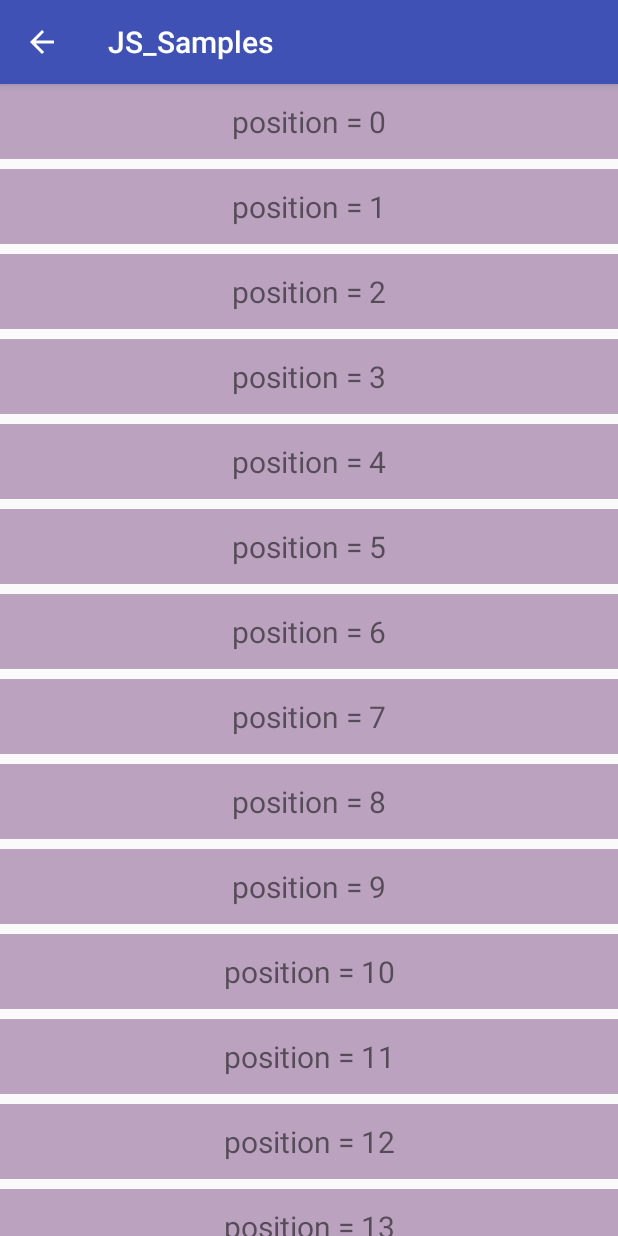
After one commit to Jorelanbo/samples, an Android app: the DraggableRecyclerviewActivity screen opened directly, with no data from a screen before it, on a phone screen of 412 x 824 dp. The commit adds this screen. Run offline under Robolectric (Android 15) with nearby library versions, the phone set to English and light mode, and no system bars.

Commit message:
添加可拖拽的recyclerview的使用

```diff
--- a/app/build.gradle
+++ b/app/build.gradle
@@ -61,4 +61,5 @@ dependencies {
     implementation files('libs/BaiduLBS_Android.jar')
     implementation 'com.esri.arcgisruntime:arcgis-android:100.5.0'
     implementation 'org.greenrobot:greendao:3.2.2' // add library :use greendao 3
+    implementation 'com.android.support:recyclerview-v7:28.0.0'
 }
--- a/app/src/main/AndroidManifest.xml
+++ b/app/src/main/AndroidManifest.xml
@@ -103,6 +103,8 @@
             android:parentActivityName=".ServiceTestActivity"/>
         <activity android:name=".BindingServiceActivity"
             android:parentActivityName=".ServiceTestActivity"/>
+        <activity android:name=".DraggableRecyclerviewActivity"
+            android:parentActivityName=".GuideActivity" />
 
         <service
             android:name="com.baidu.location.f"
--- /dev/null
+++ b/app/src/main/java/com/js/sample/DraggableRecyclerviewActivity.java
@@ -0,0 +1,68 @@
+package com.js.sample;
+
+import android.graphics.Color;
+import android.graphics.Rect;
+import android.os.Bundle;
+import android.support.annotation.NonNull;
+import android.support.annotation.Nullable;
+import android.support.v7.app.AppCompatActivity;
+import android.support.v7.widget.LinearLayoutManager;
+import android.support.v7.widget.RecyclerView;
+import android.support.v7.widget.helper.ItemTouchHelper;
+import android.view.View;
+
+import com.js.sample.adapter.DraggableRecyclerViewAdapter;
+import com.js.sample.bean.ItemBean;
+import com.js.sample.callback.CustomItemTouchCallback;
+import com.js.sample.utils.ColorUtils;
+
+import java.util.ArrayList;
+import java.util.List;
+
+
+// Created by JS on 2019/11/19.
+
+public class DraggableRecyclerviewActivity extends AppCompatActivity {
+
+    private final LinearLayoutManager mLinearLayoutManager = new LinearLayoutManager(this, RecyclerView.VERTICAL, false);
+
+    @Override
+    protected void onCreate(@Nullable Bundle savedInstanceState) {
+        super.onCreate(savedInstanceState);
+        setContentView(R.layout.activity_draggable_recyclerview);
+        RecyclerView recyclerView = findViewById(R.id.recyclerView);
+        List<ItemBean> itemBeans = generateDataList(50);
+        DraggableRecyclerViewAdapter adapter = new DraggableRecyclerViewAdapter(this, itemBeans);
+        recyclerView.setAdapter(adapter);
+        recyclerView.setLayoutManager(mLinearLayoutManager);
+        recyclerView.addItemDecoration(mItemDecoration);
+        ItemTouchHelper itemTouchHelper = new ItemTouchHelper(new CustomItemTouchCallback(adapter));
+        itemTouchHelper.attachToRecyclerView(recyclerView);
+    }
+
+    private List<ItemBean> generateDataList(int count) {
+        List<ItemBean> dataList = new ArrayList<>();
+        for (int i = 0; i < count; i ++) {
+            ItemBean bean = new ItemBean();
+            bean.setString("position = " + i);
+            bean.setColor(Color.parseColor(ColorUtils.generateRandomColor()));
+            dataList.add(bean);
+        }
+        return dataList;
+    }
+
+    private RecyclerView.ItemDecoration mItemDecoration = new RecyclerView.ItemDecoration() {
+
+        private static final int DEFAULT_OFFSET = 10;
+
+        @Override
+        public void getItemOffsets(@NonNull Rect outRect, @NonNull View view, @NonNull RecyclerView parent, @NonNull RecyclerView.State state) {
+            int adapterPosition = parent.getChildViewHolder(view).getAdapterPosition();
+            if (adapterPosition == parent.getAdapter().getItemCount() - 1) {
+                outRect.set(0, 0, 0, 0);
+            } else {
+                outRect.set(0, 0, 0, DEFAULT_OFFSET);
+            }
+        }
+    };
+}
--- a/app/src/main/java/com/js/sample/GuideActivity.java
+++ b/app/src/main/java/com/js/sample/GuideActivity.java
@@ -149,4 +149,13 @@ public class GuideActivity extends AppCompatActivity {
         Intent intent = new Intent(this, ServiceTestActivity.class);
         startActivity(intent);
     }
+
+    /**
+     * 可拖拽的recyclerview
+     * @param view view
+     */
+    public void clickDraggableRecyclerView(View view) {
+        Intent intent = new Intent(this, DraggableRecyclerviewActivity.class);
+        startActivity(intent);
+    }
 }
--- /dev/null
+++ b/app/src/main/java/com/js/sample/adapter/DraggableRecyclerViewAdapter.java
@@ -0,0 +1,81 @@
+package com.js.sample.adapter;
+
+import android.content.Context;
+import android.support.annotation.NonNull;
+import android.support.v7.widget.RecyclerView;
+import android.view.LayoutInflater;
+import android.view.View;
+import android.view.ViewGroup;
+import android.widget.TextView;
+import android.widget.Toast;
+
+import com.js.sample.R;
+import com.js.sample.bean.ItemBean;
+import com.js.sample.interfaces.ItemTouchStatus;
+
+import java.util.Collections;
+import java.util.List;
+
+
+// Created by JS on 2019/11/19.
+
+public class DraggableRecyclerViewAdapter extends RecyclerView.Adapter<DraggableRecyclerViewAdapter.RecyclerViewHolder> implements ItemTouchStatus {
+
+    private static final String TAG = "DraggableRecyclerViewAdapter";
+
+    private Context mContext;
+    private List<ItemBean> mDataList;
+
+    public DraggableRecyclerViewAdapter(Context context,List<ItemBean> dataList) {
+        mContext = context;
+        mDataList = dataList;
+    }
+
+
+    @NonNull
+    @Override
+    public DraggableRecyclerViewAdapter.RecyclerViewHolder onCreateViewHolder(@NonNull ViewGroup parent, int viewType) {
+        View view = LayoutInflater.from(mContext).inflate(R.layout.item_draggable_recyclerview, parent, false);
+        return new RecyclerViewHolder(view);
+    }
+
+    @Override
+    public void onBindViewHolder(@NonNull DraggableRecyclerViewAdapter.RecyclerViewHolder holder, int position) {
+        holder.mTextView.setText(mDataList.get(position).getString());
+        holder.itemView.setBackgroundColor(mDataList.get(position).getColor());
+        holder.itemView.setOnClickListener(new View.OnClickListener() {
+            @Override
+            public void onClick(View v) {
+                Toast.makeText(mContext, "点击位置：" + holder.getAdapterPosition(), Toast.LENGTH_SHORT).show();
+            }
+        });
+    }
+
+    @Override
+    public int getItemCount() {
+        return mDataList.size();
+    }
+
+    @Override
+    public boolean onItemMove(int fromPosition, int toPosition) {
+        Collections.swap(mDataList, fromPosition, toPosition);
+        notifyItemMoved(fromPosition, toPosition);
+        return true;
+    }
+
+    @Override
+    public void onItemRemove(int position) {
+        mDataList.remove(position);
+        notifyItemRemoved(position);
+    }
+
+    class RecyclerViewHolder extends RecyclerView.ViewHolder {
+
+        TextView mTextView;
+
+        RecyclerViewHolder(@NonNull View itemView) {
+            super(itemView);
+            mTextView = itemView.findViewById(R.id.textView);
+        }
+    }
+}
--- /dev/null
+++ b/app/src/main/java/com/js/sample/bean/ItemBean.java
@@ -0,0 +1,24 @@
+package com.js.sample.bean;
+
+// Created by JS on 2019/11/19.
+
+public class ItemBean {
+    private String string;
+    private int color;
+
+    public String getString() {
+        return string;
+    }
+
+    public void setString(String string) {
+        this.string = string;
+    }
+
+    public int getColor() {
+        return color;
+    }
+
+    public void setColor(int color) {
+        this.color = color;
+    }
+}
--- /dev/null
+++ b/app/src/main/java/com/js/sample/callback/CustomItemTouchCallback.java
@@ -0,0 +1,38 @@
+package com.js.sample.callback;
+
+
+
+import android.support.annotation.NonNull;
+import android.support.v7.widget.RecyclerView;
+import android.support.v7.widget.helper.ItemTouchHelper;
+
+import com.js.sample.interfaces.ItemTouchStatus;
+
+public class CustomItemTouchCallback extends ItemTouchHelper.Callback {
+
+    private final ItemTouchStatus mItemTouchStatus;
+
+    public CustomItemTouchCallback(ItemTouchStatus mItemTouchStatus) {
+        this.mItemTouchStatus = mItemTouchStatus;
+    }
+
+
+    @Override
+    public int getMovementFlags(@NonNull RecyclerView recyclerView, @NonNull RecyclerView.ViewHolder viewHolder) {
+        // 上下拖动
+        int dragFlags = ItemTouchHelper.UP | ItemTouchHelper.DOWN;
+        // 左右滑动
+        int swipeFlags = ItemTouchHelper.LEFT | ItemTouchHelper.RIGHT;
+        return makeMovementFlags(dragFlags, swipeFlags);
+    }
+
+    @Override
+    public boolean onMove(@NonNull RecyclerView recyclerView, @NonNull RecyclerView.ViewHolder viewHolder, @NonNull RecyclerView.ViewHolder target) {
+        return mItemTouchStatus.onItemMove(viewHolder.getAdapterPosition(), target.getAdapterPosition());
+    }
+
+    @Override
+    public void onSwiped(@NonNull RecyclerView.ViewHolder viewHolder, int direction) {
+        mItemTouchStatus.onItemRemove(viewHolder.getAdapterPosition());
+    }
+}
--- /dev/null
+++ b/app/src/main/java/com/js/sample/interfaces/ItemTouchStatus.java
@@ -0,0 +1,8 @@
+package com.js.sample.interfaces;
+
+// Created by JS on 2019/11/19.
+
+public interface ItemTouchStatus {
+    boolean onItemMove(int fromPosition, int toPosition);
+    void onItemRemove(int position);
+}
--- /dev/null
+++ b/app/src/main/java/com/js/sample/utils/ColorUtils.java
@@ -0,0 +1,20 @@
+package com.js.sample.utils;
+
+import java.util.Random;
+
+public class ColorUtils {
+
+    public static String generateRandomColor() {
+        String red;
+        String green;
+        String blue;
+        Random random = new Random();
+        red = Integer.toHexString(random.nextInt(256)).toUpperCase();
+        green = Integer.toHexString(random.nextInt(256)).toUpperCase();
+        blue = Integer.toHexString(random.nextInt(256)).toUpperCase();
+        red = red.length() == 1 ? "0" + red : red;
+        green = green.length() == 1 ? "0" + green : green;
+        blue = blue.length() == 1 ? "0" + blue : blue;
+        return "#" + red + green + blue;
+    }
+}
--- /dev/null
+++ b/app/src/main/res/layout/activity_draggable_recyclerview.xml
@@ -0,0 +1,13 @@
+<?xml version="1.0" encoding="utf-8"?>
+<LinearLayout
+    xmlns:android="http://schemas.android.com/apk/res/android"
+    android:layout_width="match_parent"
+    android:layout_height="match_parent"
+    android:orientation="vertical">
+
+    <android.support.v7.widget.RecyclerView
+        android:id="@+id/recyclerView"
+        android:layout_width="match_parent"
+        android:layout_height="wrap_content"/>
+
+</LinearLayout>
--- a/app/src/main/res/layout/activity_guide.xml
+++ b/app/src/main/res/layout/activity_guide.xml
@@ -113,6 +113,13 @@
             android:text="服务测试"
             android:onClick="clickServiceTestActivity"/>
 
+        <Button
+            android:layout_width="match_parent"
+            android:layout_height="wrap_content"
+            android:layout_marginBottom="@dimen/activity_vertical_margin"
+            android:text="可拖拽的recyclerview"
+            android:onClick="clickDraggableRecyclerView"/>
+
     </LinearLayout>
 
 </ScrollView>
--- /dev/null
+++ b/app/src/main/res/layout/item_draggable_recyclerview.xml
@@ -0,0 +1,18 @@
+<?xml version="1.0" encoding="utf-8"?>
+<android.support.constraint.ConstraintLayout
+    xmlns:android="http://schemas.android.com/apk/res/android"
+    xmlns:app="http://schemas.android.com/apk/res-auto"
+    android:layout_width="match_parent"
+    android:layout_height="50dp">
+
+    <TextView
+        android:id="@+id/textView"
+        android:layout_width="wrap_content"
+        android:layout_height="wrap_content"
+        android:textSize="20sp"
+        app:layout_constraintBottom_toBottomOf="parent"
+        app:layout_constraintLeft_toLeftOf="parent"
+        app:layout_constraintRight_toRightOf="parent"
+        app:layout_constraintTop_toTopOf="parent"/>
+
+</android.support.constraint.ConstraintLayout>
```
Also changed, not shown: 1 other file.
